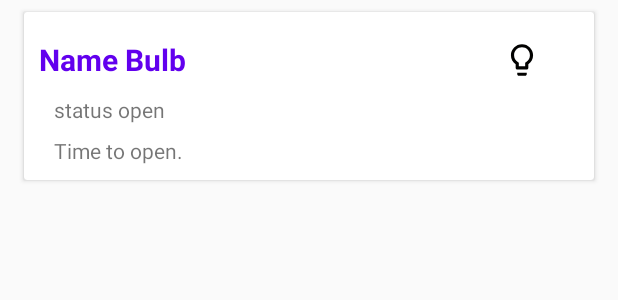
After one commit to sukumDev123/ControlBulbsWithAndroid, an Android app: the layout list_bulb_detail.xml on its own in the app's theme, with its tools: preview values and no code run, on a phone screen of 412 x 824 dp. The commit adds this screen. Shown: the top 300 px of the screen. Run offline under Robolectric (Android 15) with nearby library versions, the phone set to English and light mode, and no system bars.

Commit message:
It was set time to turn on and turn off success.

```diff
--- a/app/src/main/AndroidManifest.xml
+++ b/app/src/main/AndroidManifest.xml
@@ -2,7 +2,7 @@
 <manifest xmlns:android="http://schemas.android.com/apk/res/android"
     package="android.bulbs.sukumandroid.controlbulbswithandroid">
 
-    <uses-permission android:name="android.permission.WRITE_EXTERNAL_STORAGE" />
+    <!--<uses-permission android:name="android.permission.WRITE_EXTERNAL_STORAGE" />-->
 
     <application
         android:allowBackup="true"
@@ -19,7 +19,6 @@
             </intent-filter>
         </activity>
 
-        <activity android:name=".bulbs.modules.views.BulbsListActivity"></activity>
     </application>
 
 </manifest>
--- a/app/src/main/java/android/bulbs/sukumandroid/controlbulbswithandroid/bulbs/modules/adpter/BulbHolder.kt
+++ b/app/src/main/java/android/bulbs/sukumandroid/controlbulbswithandroid/bulbs/modules/adpter/BulbHolder.kt
@@ -19,12 +19,12 @@ class BulbHolder( override val containerView: View) : RecyclerView.ViewHolder(co
     }
     fun openOrNot(status : Int) {
         if(status == 0) {
-            cardViewBulb?.imageView?.setImageResource(R.drawable.ic_lightbulb_outline_black_24dp)
+            cardViewBulb?.imageView?.setImageResource(R.drawable.ic_lightbulb_outline_black_24dp_off)
             cardViewBulb?.textViewTitle?.setTextColor(Color.rgb(98, 0, 238))
             cardViewBulb?.setBackgroundResource(R.drawable.shape_normal_f)
 
         } else {
-            cardViewBulb?.imageView?.setImageResource(R.drawable.ic_lightbulb_outline_on)
+            cardViewBulb?.imageView?.setImageResource(R.drawable.ic_lightbulb_outline_black_24dp)
             cardViewBulb?.textViewTitle?.setTextColor(Color.WHITE)
             cardViewBulb?.setBackgroundResource(R.drawable.shape_normal)
 
--- a/app/src/main/java/android/bulbs/sukumandroid/controlbulbswithandroid/bulbs/modules/adpter/BulbListAdpter.kt
+++ b/app/src/main/java/android/bulbs/sukumandroid/controlbulbswithandroid/bulbs/modules/adpter/BulbListAdpter.kt
@@ -1,6 +1,5 @@
 package android.bulbs.sukumandroid.controlbulbswithandroid.bulbs.modules.adpter
 
-import android.bulbs.sukumandroid.controlbulbswithandroid.bulbs.modules.views.MainActivity
 import android.bulbs.sukumandroid.controlbulbswithandroid.bulbs.modules.models.BulbsModel
 import android.bulbs.sukumandroid.controlbulbswithandroid.R
 import androidx.recyclerview.widget.RecyclerView
@@ -8,7 +7,7 @@ import android.view.LayoutInflater
 import android.view.View
 import android.view.ViewGroup
 
-class BulbListAdpter()  : RecyclerView.Adapter<BulbHolder>() {
+class BulbListAdpter  : RecyclerView.Adapter<BulbHolder>() {
     private var bulbsList: List<BulbsModel>? = null
     private var listener: Listener? = null
     override fun onCreateViewHolder(parent: ViewGroup, p1: Int): BulbHolder  = BulbHolder(LayoutInflater.from(parent.context).inflate(R.layout.activity_bulbs_list , parent, false))
--- a/app/src/main/java/android/bulbs/sukumandroid/controlbulbswithandroid/bulbs/modules/models/BulbsModel.kt
+++ b/app/src/main/java/android/bulbs/sukumandroid/controlbulbswithandroid/bulbs/modules/models/BulbsModel.kt
@@ -1,3 +1,4 @@
 package android.bulbs.sukumandroid.controlbulbswithandroid.bulbs.modules.models
 
+
 data class BulbsModel(var nameBulb: String = "" , var statusBulb : Int = 0 , var pinMode: String = "" , var key : String = "" , var createAt : Long = 0 , val setClose : Boolean = false , val setOpen : Boolean = false , val timeStart : Long = 0 , val timeClose: Long = 0)
--- a/app/src/main/res/drawable/ic_lightbulb_outline_on.xml
+++ b/app/src/main/res/drawable/ic_lightbulb_outline_black_24dp_off.xml
@@ -1,5 +1,5 @@
-<vector android:height="36dp" android:tint="#FFFF33"
+<vector android:height="24dp" android:tint="#010100"
     android:viewportHeight="24.0" android:viewportWidth="24.0"
-    android:width="36dp" xmlns:android="http://schemas.android.com/apk/res/android">
+    android:width="24dp" xmlns:android="http://schemas.android.com/apk/res/android">
     <path android:fillColor="#FF000000" android:pathData="M9,21c0,0.55 0.45,1 1,1h4c0.55,0 1,-0.45 1,-1v-1L9,20v1zM12,2C8.14,2 5,5.14 5,9c0,2.38 1.19,4.47 3,5.74L8,17c0,0.55 0.45,1 1,1h6c0.55,0 1,-0.45 1,-1v-2.26c1.81,-1.27 3,-3.36 3,-5.74 0,-3.86 -3.14,-7 -7,-7zM14.85,13.1l-0.85,0.6L14,16h-4v-2.3l-0.85,-0.6C7.8,12.16 7,10.63 7,9c0,-2.76 2.24,-5 5,-5s5,2.24 5,5c0,1.63 -0.8,3.16 -2.15,4.1z"/>
 </vector>
--- /dev/null
+++ b/app/src/main/res/layout/list_bulb_detail.xml
@@ -0,0 +1,64 @@
+<?xml version="1.0" encoding="utf-8"?>
+<androidx.cardview.widget.CardView xmlns:android="http://schemas.android.com/apk/res/android"
+    xmlns:app="http://schemas.android.com/apk/res-auto"
+    xmlns:tools="http://schemas.android.com/tools"
+    android:id="@+id/cardViewBulbDetail"
+    android:state_enabled="false"
+    android:layout_width="match_parent"
+    android:layout_height="wrap_content"
+    android:layout_marginStart="16dp"
+    android:layout_marginEnd="16dp"
+    android:layout_marginTop="8dp"
+    android:layout_marginBottom="8dp">
+
+    <androidx.constraintlayout.widget.ConstraintLayout
+        android:layout_width="match_parent"
+        android:layout_height="wrap_content"
+        android:id="@+id/showDetail"
+        android:padding="10dp">
+
+        <TextView
+            android:id="@+id/nameBulbD"
+            android:layout_width="wrap_content"
+            android:layout_height="wrap_content"
+            android:layout_marginTop="8dp"
+            android:text="Name Bulb"
+            android:textColor="@color/colorPrimary"
+            android:textSize="20dp"
+            android:textStyle="bold"
+            app:layout_constraintStart_toStartOf="parent"
+            app:layout_constraintTop_toTopOf="parent" />
+
+        <TextView
+            android:layout_marginTop="10dp"
+            android:id="@+id/statusBulbIs"
+            android:layout_width="match_parent"
+            android:layout_height="wrap_content"
+            android:text="status open"
+            android:layout_marginLeft="10dp"
+            app:layout_constraintTop_toBottomOf="@+id/nameBulbD"
+            app:layout_constraintLeft_toLeftOf="parent"
+            app:layout_constraintRight_toRightOf="parent" />
+
+        <TextView
+            android:id="@+id/timeCreateAt"
+            android:layout_width="match_parent"
+            android:layout_height="wrap_content"
+            android:layout_marginLeft="10dp"
+            android:layout_marginTop="8dp"
+            android:text="Time to open."
+            app:layout_constraintLeft_toLeftOf="parent"
+            app:layout_constraintRight_toRightOf="parent"
+            app:layout_constraintTop_toBottomOf="@+id/statusBulbIs" />
+
+        <ImageView
+            android:id="@+id/imageView2"
+            android:layout_width="60dp"
+            android:layout_height="25dp"
+            android:layout_marginEnd="8dp"
+            app:layout_constraintBottom_toBottomOf="@+id/nameBulbD"
+            app:layout_constraintEnd_toEndOf="parent"
+            app:layout_constraintTop_toTopOf="@+id/nameBulbD"
+            app:srcCompat="@drawable/ic_lightbulb_outline_black_24dp_off" />
+    </androidx.constraintlayout.widget.ConstraintLayout>
+</androidx.cardview.widget.CardView>
```
Also changed, not shown: app/src/main/java/android/bulbs/sukumandroid/controlbulbswithandroid/SetTime.kt (+89 -9 lines), app/src/main/java/android/bulbs/sukumandroid/controlbulbswithandroid/bulbs/modules/adpter/BulbListAdpter2.kt (added, +42 -0 lines), app/src/main/java/android/bulbs/sukumandroid/controlbulbswithandroid/bulbs/modules/adpter/BulbListHolder.kt (added, +43 -0 lines), app/src/main/java/android/bulbs/sukumandroid/controlbulbswithandroid/bulbs/modules/firebase/RealTimeDbViewModel.kt (+8 -0 lines), app/src/main/java/android/bulbs/sukumandroid/controlbulbswithandroid/bulbs/modules/logic/MoreControl.kt (+45 -46 lines), app/src/main/java/android/bulbs/sukumandroid/controlbulbswithandroid/bulbs/modules/views/BulbsListActivity.kt (deleted, +0 -13 lines), app/src/main/java/android/bulbs/sukumandroid/controlbulbswithandroid/bulbs/modules/views/CreateNewBulb.kt (+8 -9 lines), app/src/main/java/android/bulbs/sukumandroid/controlbulbswithandroid/bulbs/modules/views/ListOfBulb.kt (+8 -10 lines), app/src/main/java/android/bulbs/sukumandroid/controlbulbswithandroid/bulbs/modules/views/MoreOption.kt (+71 -9 lines), app/src/main/res/drawable/ic_lightbulb_outline_black_24dp.xml (+4 -8 lines), app/src/main/res/layout/fragment_more_option.xml (+11 -2 lines), app/src/main/res/layout/fragment_set_time.xml (+14 -1 lines), 1 other file.
